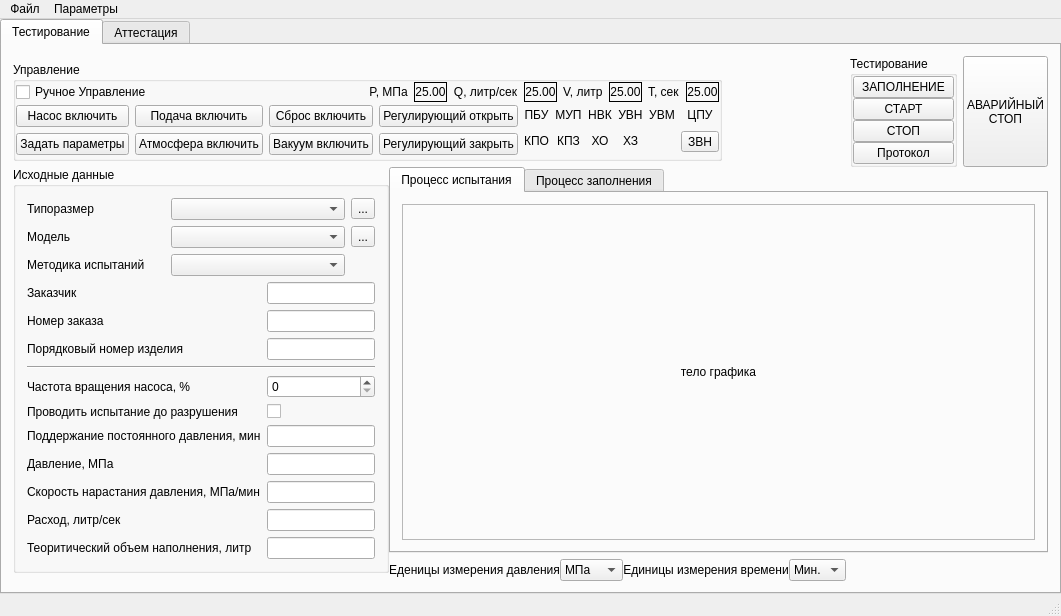
Old version of the form main_window.ui in the repository firef0xff/ttm25.
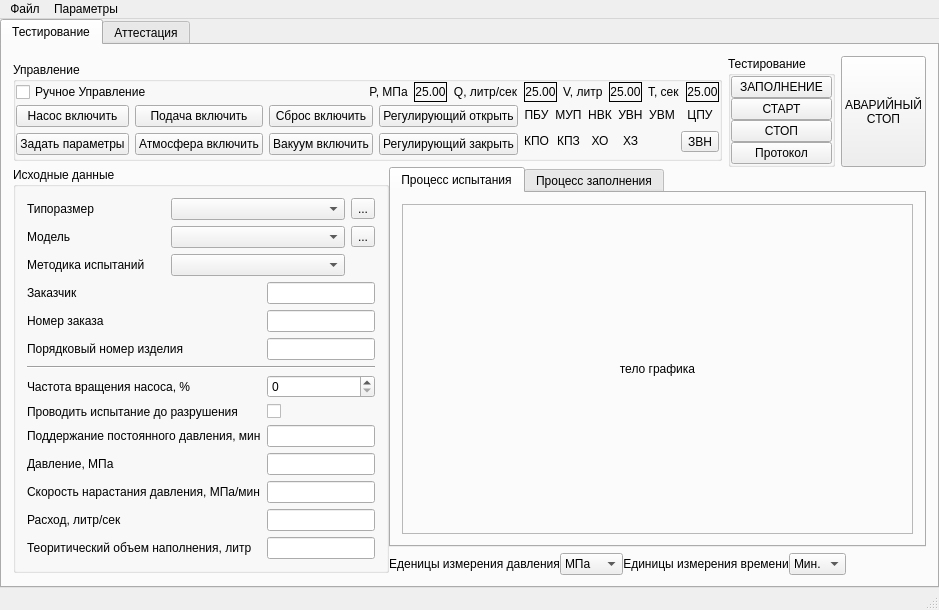
New version of the form.

Commit message:
Настройка автосохранения, отладка интерфейса
3ч

```diff
--- a/main_window.ui
+++ b/main_window.ui
@@ -9,8 +9,8 @@
    <rect>
     <x>0</x>
     <y>0</y>
-    <width>1061</width>
-    <height>616</height>
+    <width>864</width>
+    <height>574</height>
    </rect>
   </property>
   <property name="windowTitle">
@@ -1500,8 +1500,8 @@
     <rect>
      <x>0</x>
      <y>0</y>
-     <width>1061</width>
-     <height>19</height>
+     <width>864</width>
+     <height>21</height>
     </rect>
    </property>
    <widget class="QMenu" name="menu">
```
The commit also changes 2 other files.
